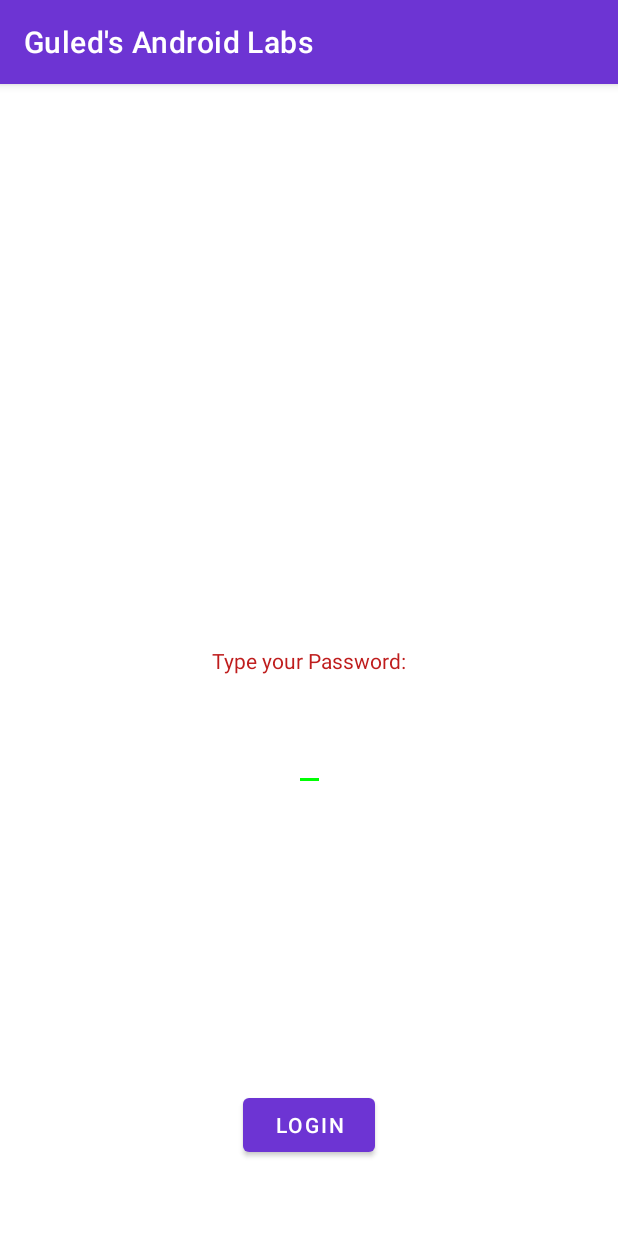
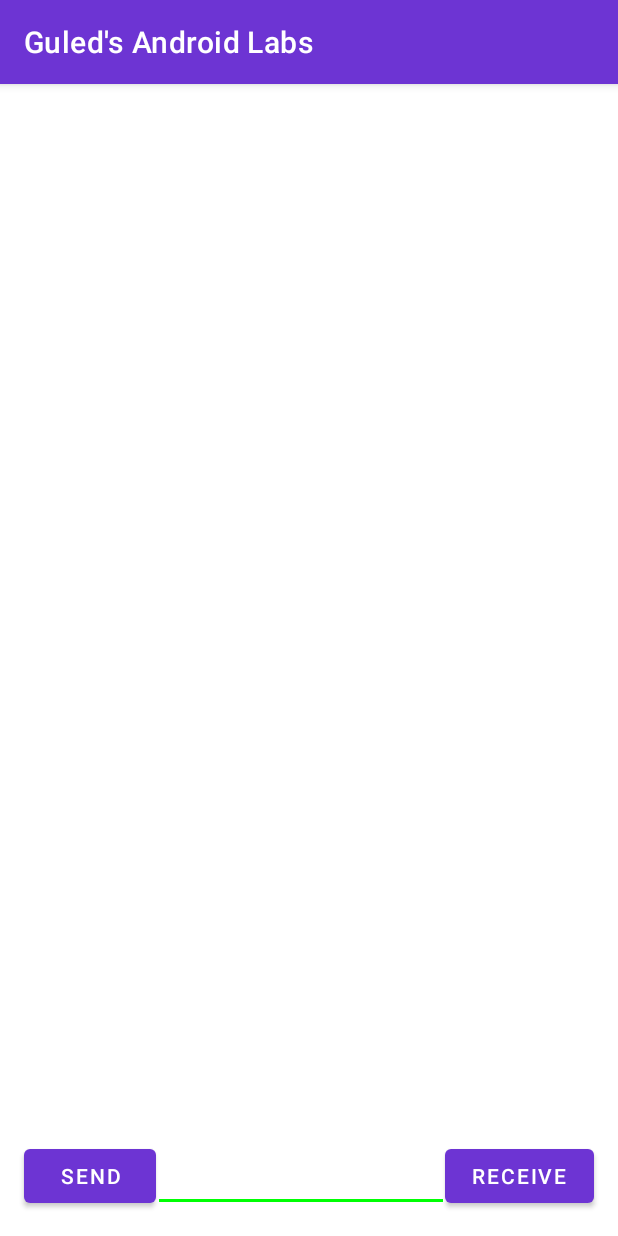
Before and after one commit to Nur00076/Guleds_Android_Labs, an Android app: the screen it shows after launch (MainActivity before the commit, ChatRoom after it), on a phone screen of 412 x 824 dp. Run offline under Robolectric (Android 15) with nearby library versions, the phone set to English and light mode, and no system bars.

Commit message:
13th commit: Finished lab6

```diff
--- /dev/null
+++ b/app/src/main/java/algonquin/cst2335/nur00076/ChatRoom.java
@@ -0,0 +1,114 @@
+package algonquin.cst2335.nur00076;
+
+import algonquin.cst2335.nur00076.databinding.ActivityReceiveMessageBinding;
+import androidx.annotation.NonNull;
+import androidx.appcompat.app.AppCompatActivity;
+import androidx.lifecycle.ViewModelProvider;
+import androidx.recyclerview.widget.LinearLayoutManager;
+import androidx.recyclerview.widget.RecyclerView;
+
+import android.os.Bundle;
+import android.view.View;
+import android.view.ViewGroup;
+import android.widget.TextView;
+
+import java.text.SimpleDateFormat;
+import java.util.ArrayList;
+import java.util.Date;
+
+import algonquin.cst2335.nur00076.databinding.ActivityChatRoomBinding;
+import algonquin.cst2335.nur00076.databinding.SentMessageBinding;
+import data.ChatMessage;
+import data.ChatRoomViewModel;
+
+
+public class ChatRoom extends AppCompatActivity {
+
+    private ActivityChatRoomBinding binding;
+    private RecyclerView.Adapter<MyRowHolder> myAdapter;
+    ArrayList<ChatMessage> messages;
+    ChatRoomViewModel chatModel;
+
+    @Override
+    protected void onCreate(Bundle savedInstanceState) {
+        super.onCreate(savedInstanceState);
+
+        binding = ActivityChatRoomBinding.inflate((getLayoutInflater()));
+        setContentView(binding.getRoot());
+
+        chatModel = new ViewModelProvider(this).get(ChatRoomViewModel.class);
+        messages = chatModel.messages.getValue();
+        if (messages == null) {
+            chatModel.messages.postValue(messages = new ArrayList<ChatMessage>());
+        }
+
+        binding.recycleView.setAdapter(myAdapter = new RecyclerView.Adapter<MyRowHolder>() {
+            @NonNull
+            @Override
+            public MyRowHolder onCreateViewHolder(@NonNull ViewGroup parent, int viewType) {
+                if (viewType == 0) {
+                    SentMessageBinding sendBinding = SentMessageBinding.inflate(getLayoutInflater());
+                    return new MyRowHolder(sendBinding.getRoot());
+                } else {
+                    ActivityReceiveMessageBinding receiveBinding = ActivityReceiveMessageBinding.inflate(getLayoutInflater());
+                    return new MyRowHolder(receiveBinding.getRoot());
+                }
+
+            }
+
+            @Override
+            public void onBindViewHolder(@NonNull MyRowHolder holder, int position) {
+                holder.messageText.setText("");
+                holder.timeText.setText("");
+
+                ChatMessage obj = messages.get(position);
+                holder.messageText.setText(obj.getMessage());
+                holder.timeText.setText(obj.getTimeSent());
+            }
+
+            @Override
+            public int getItemCount() {
+                return messages.size();
+            }
+
+            @Override
+            public int getItemViewType(int position) {
+                if (messages.get(position).isSentButton() == true) {
+                    return 0;
+                } else {
+                    return 1;
+                }
+
+            }
+        });
+
+        binding.sendButton.setOnClickListener(click -> {
+            SimpleDateFormat sdf = new SimpleDateFormat("EEE, dd-MMM-yyy hh-mm-ss a");
+            String currentDateandTIme = sdf.format(new Date());
+            messages.add(new ChatMessage(binding.textInput.getText().toString(), currentDateandTIme, true));
+            myAdapter.notifyItemInserted(messages.size()-1);
+            binding.textInput.setText("");
+        });
+
+        binding.receiveButton.setOnClickListener(click -> {
+            SimpleDateFormat sdf = new SimpleDateFormat("EEE, dd-MMM-yyy hh-mm-ss a");
+            String currentDateandTIme = sdf.format(new Date());
+            messages.add(new ChatMessage(binding.textInput.getText().toString(), currentDateandTIme, false));
+            myAdapter.notifyItemInserted(messages.size()-1);
+            binding.textInput.setText("");
+        });
+        binding.recycleView.setLayoutManager(new LinearLayoutManager(this));
+
+
+    }
+    class MyRowHolder extends RecyclerView.ViewHolder {
+        TextView messageText;
+        TextView timeText;
+
+        public MyRowHolder(@NonNull View itemView) {
+            super(itemView);
+            messageText = itemView.findViewById(R.id.messageText);
+            timeText = itemView.findViewById(R.id.timeText);
+        }
+    }
+}
--- /dev/null
+++ b/app/src/main/java/data/ChatRoomViewModel.java
@@ -0,0 +1,10 @@
+package data;
+
+import androidx.lifecycle.MutableLiveData;
+import androidx.lifecycle.ViewModel;
+
+import java.util.ArrayList;
+
+public class ChatRoomViewModel extends ViewModel {
+    public MutableLiveData<ArrayList<ChatMessage>> messages = new MutableLiveData<>();
+}
--- /dev/null
+++ b/app/src/main/res/layout/activity_chat_room.xml
@@ -0,0 +1,51 @@
+<?xml version="1.0" encoding="utf-8"?>
+<androidx.constraintlayout.widget.ConstraintLayout xmlns:android="http://schemas.android.com/apk/res/android"
+    xmlns:app="http://schemas.android.com/apk/res-auto"
+    xmlns:tools="http://schemas.android.com/tools"
+    android:layout_width="match_parent"
+    android:layout_height="match_parent"
+    tools:context=".ChatRoom">
+
+
+    <Button
+        android:id="@+id/sendButton"
+        android:layout_width="wrap_content"
+        android:layout_height="wrap_content"
+        android:layout_marginStart="16dp"
+        android:layout_marginBottom="16dp"
+        android:text="Send"
+        app:layout_constraintBottom_toBottomOf="parent"
+        app:layout_constraintStart_toStartOf="parent" />
+
+    <Button
+        android:id="@+id/receiveButton"
+        android:layout_width="99dp"
+        android:layout_height="48dp"
+        android:layout_marginEnd="16dp"
+        android:layout_marginBottom="16dp"
+        android:text="Receive"
+        app:layout_constraintBottom_toBottomOf="parent"
+        app:layout_constraintEnd_toEndOf="parent" />
+
+    <EditText
+        android:id="@+id/textInput"
+        android:layout_width="197dp"
+        android:layout_height="48dp"
+        android:layout_marginBottom="16dp"
+        android:text=""
+        android:textSize="20sp"
+        app:layout_constraintBottom_toBottomOf="parent"
+        app:layout_constraintEnd_toStartOf="@+id/receiveButton"
+        app:layout_constraintStart_toEndOf="@+id/sendButton"
+        tools:ignore="SpeakableTextPresentCheck" />
+
+    <androidx.recyclerview.widget.RecyclerView
+        android:id="@+id/recycleView"
+        android:layout_width="0dp"
+        android:layout_height="0dp"
+        app:layout_constraintBottom_toTopOf="@+id/sendButton"
+        app:layout_constraintEnd_toEndOf="parent"
+        app:layout_constraintStart_toStartOf="parent"
+        app:layout_constraintTop_toTopOf="parent" />
+
+</androidx.constraintlayout.widget.ConstraintLayout>
--- a/app/src/main/res/layout/activity_main.xml
+++ /dev/null
@@ -1,42 +0,0 @@
-<?xml version="1.0" encoding="utf-8"?>
-<androidx.constraintlayout.widget.ConstraintLayout xmlns:android="http://schemas.android.com/apk/res/android"
-    xmlns:app="http://schemas.android.com/apk/res-auto"
-    xmlns:tools="http://schemas.android.com/tools"
-    android:layout_width="match_parent"
-    android:layout_height="match_parent"
-    tools:context=".MainActivity">
-
-    <TextView
-        android:id="@+id/textView"
-        android:layout_width="wrap_content"
-        android:layout_height="wrap_content"
-        android:text="@string/hello_message"
-        app:layout_constraintBottom_toBottomOf="parent"
-        app:layout_constraintEnd_toEndOf="parent"
-        app:layout_constraintStart_toStartOf="parent"
-        app:layout_constraintTop_toTopOf="parent" />
-
-    <EditText
-        android:id="@+id/editText"
-        android:layout_width="wrap_content"
-        android:layout_height="wrap_content"
-        android:layout_marginTop="32dp"
-        android:autofillHints="Edit Here"
-        app:flow_horizontalAlign="center"
-        app:layout_constraintEnd_toEndOf="parent"
-        app:layout_constraintStart_toStartOf="parent"
-        app:layout_constraintTop_toBottomOf="@+id/textView"
-         />
-
-    <Button
-        android:id="@+id/button"
-        android:layout_width="wrap_content"
-        android:layout_height="wrap_content"
-        android:layout_marginBottom="50dp"
-        android:text="@string/button_message"
-        app:layout_constraintBottom_toBottomOf="parent"
-        app:layout_constraintEnd_toEndOf="parent"
-        app:layout_constraintHorizontal_bias="0.5"
-        app:layout_constraintStart_toStartOf="parent" />
-
-</androidx.constraintlayout.widget.ConstraintLayout>
--- a/app/src/main/res/values/colors.xml
+++ b/app/src/main/res/values/colors.xml
@@ -12,4 +12,5 @@
     <color name="my_secondary">#00FF04</color>
     <color name="my_statusbar">#FD0000</color>
     <color name="my_text">#BF1D1D</color>
+    <color name="colorPrimary">#F44336</color>
 </resources>
```
Also changed, not shown: app/build.gradle (+7 -18 lines), app/src/main/AndroidManifest.xml (+39 -1 lines), app/src/main/java/algonquin/cst2335/nur00076/MainActivity.java (deleted, +0 -119 lines), app/src/main/java/algonquin/cst2335/nur00076/receive_message.java (added, +18 -0 lines), app/src/main/java/data/ChatMessage.java (added, +29 -0 lines), app/src/main/res/layout/activity_chat_message.xml (added, +9 -0 lines), app/src/main/res/layout/activity_receive_message.xml (added, +42 -0 lines), app/src/main/res/layout/sent_message.xml (added, +40 -0 lines), app/src/main/res/drawable/recieve_image.png (added), app/src/main/res/drawable/sent_image.png (added).
